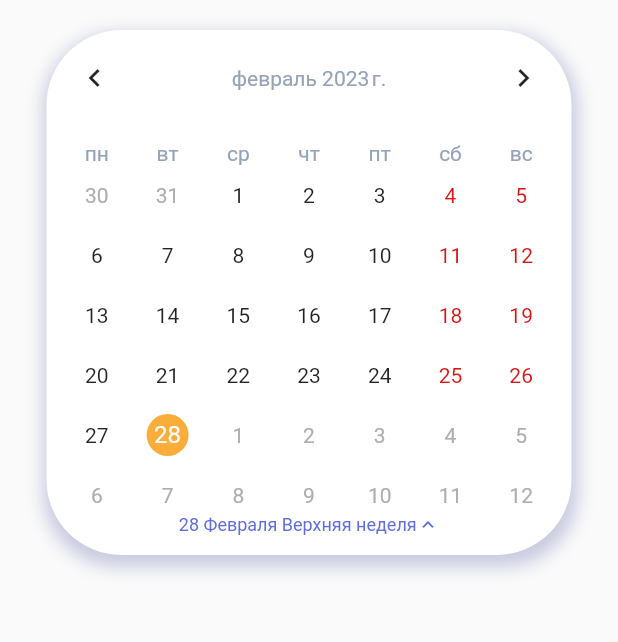
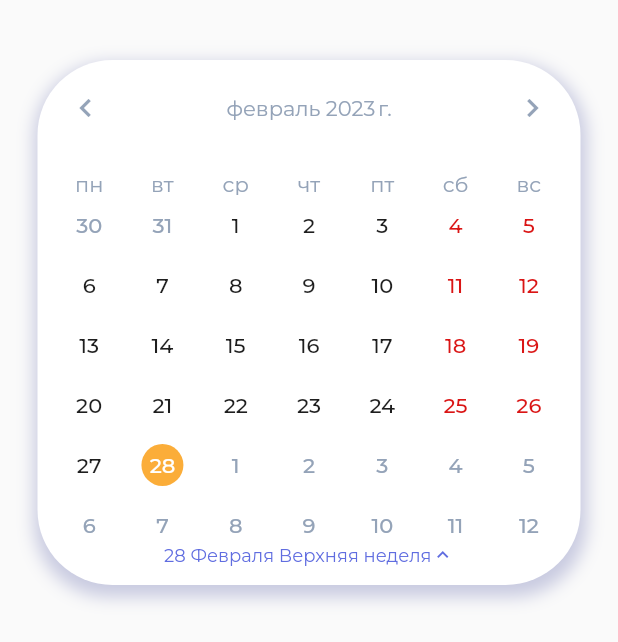
Before and after one commit to 0chuhh/scheddule_mobile, a Flutter app: the screen it shows after launch, after a tap on an icon or button, on a phone screen of 412 x 824 dp. Shown: the top 642 px of the screen. Run offline on Flutter 3.47's test engine with Material 2 defaults, Android fonts, the phone set to English and light mode, and no system bars; drawn by our look-alikes of table_calendar.

Commit message:
fix(Calendar) исправлена анимация разворачивания; Добавлены шрифты

```diff
--- a/lib/main.dart
+++ b/lib/main.dart
@@ -11,8 +11,9 @@ class MainApp extends StatelessWidget {
 
   @override
   Widget build(BuildContext context) {
-    return const MaterialApp(
-      home: Scaffold(
+    return MaterialApp(
+      theme: ThemeData(fontFamily: 'Montserrat'),
+      home: const Scaffold(
         body: Center(
           child: CollapsibleCalendar(),
         ),
--- a/lib/widgets/collapsible-calendar/base-calendar.dart
+++ b/lib/widgets/collapsible-calendar/base-calendar.dart
@@ -26,15 +26,18 @@ class BaseCalendar extends StatelessWidget {
         startingDayOfWeek: StartingDayOfWeek.monday,
         availableCalendarFormats: const {
           CalendarFormat.month: 'month',
-          CalendarFormat.week: 'week'
+          CalendarFormat.week: 'week',
+          CalendarFormat.twoWeeks: 'twoWeeks'
         },
         headerStyle: const HeaderStyle(
+            leftChevronIcon: Icon(Icons.keyboard_arrow_left, color: Color.fromRGBO(148, 163, 184, 1)),
+            rightChevronIcon: Icon(Icons.keyboard_arrow_right, color: Color.fromRGBO(148, 163, 184, 1)),
             formatButtonVisible: false,
             titleCentered: true,
             titleTextStyle: TextStyle(color: Color.fromRGBO(148, 163, 184, 1))),
         formatAnimationCurve: Curves.ease,
         formatAnimationDuration:
-            Duration(milliseconds: format == CalendarFormat.month ? 400 : 200),
+           const Duration(milliseconds:200),
         headerVisible: headerVisible,
         focusedDay: selectedDay,
         rowHeight: 40,
@@ -43,11 +46,15 @@ class BaseCalendar extends StatelessWidget {
             weekdayStyle: TextStyle(color: Color.fromRGBO(148, 163, 184, 1)),
             weekendStyle: TextStyle(color: Color.fromRGBO(148, 163, 184, 1))),
         calendarStyle: CalendarStyle(
+            defaultTextStyle: const TextStyle(color: Color.fromRGBO(30, 30, 30, 1), fontWeight: FontWeight.w500),
             tablePadding: const EdgeInsets.all(10),
+            outsideTextStyle: const TextStyle(color: Color.fromRGBO(148, 163, 184, 1), fontWeight: FontWeight.w500),
+            disabledTextStyle: const TextStyle(color: Color.fromRGBO(148, 163, 184, 1), fontWeight: FontWeight.w500),
             weekendTextStyle:
-                const TextStyle(color: Color.fromRGBO(218, 21, 21, 1)),
+                const TextStyle(color: Color.fromRGBO(218, 21, 21, 1), fontWeight: FontWeight.w500),
             todayTextStyle:
                 const TextStyle(color: Color.fromRGBO(251, 173, 57, 1)),
+                selectedTextStyle: const TextStyle(color: Colors.white, fontWeight: FontWeight.w500),
             selectedDecoration: const BoxDecoration(
               shape: BoxShape.circle,
               color: Color.fromRGBO(251, 173, 57, 1),
--- a/lib/widgets/collapsible-calendar/calendar-animated-container.dart
+++ b/lib/widgets/collapsible-calendar/calendar-animated-container.dart
@@ -3,10 +3,10 @@ import 'package:table_calendar/table_calendar.dart';
 
 class CalendarAnimatedContainer extends StatelessWidget {
   const CalendarAnimatedContainer(
-      {required this.format, required this.child, super.key});
+      {required this.format, required this.children, super.key});
 
   final CalendarFormat format;
-  final Widget child;
+  final List<Widget> children;
 
   @override
   Widget build(BuildContext context) {
@@ -27,23 +27,11 @@ class CalendarAnimatedContainer extends StatelessWidget {
             color: Colors.white,
             borderRadius: BorderRadius.all(Radius.circular(50))),
         height: format == CalendarFormat.week ? 80 : 350,
-        margin: const EdgeInsets.only(top: 20),
-        child: child
-
-        // SingleChildScrollView(
-        //     child: Column(
-        //   children: <Widget>[
-        //     SingleChildScrollView(
-        //         child: Expanded(
-        //             flex: 0,
-        //             child: SizedBox(
-        //               child: MyCalendar(changeFormat, _selectedDay,
-        //                   changeDay, _format, _headerVisible),
-        //             ))),
-        //     ExpandCalendarButton(changeFormat, _format, _monthName,
-        //         _selectedDay, _week)
-        //   ],
-        // ))
-        );
+        margin: const EdgeInsets.only(top: 40),
+        child: SingleChildScrollView(
+            child: Stack(
+                clipBehavior: Clip.none,
+                alignment: Alignment.bottomCenter,
+                children: children)));
   }
 }
--- a/lib/widgets/collapsible-calendar/collapsible-calendar.dart
+++ b/lib/widgets/collapsible-calendar/collapsible-calendar.dart
@@ -6,8 +6,23 @@ import 'package:schedule_mobile/widgets/collapsible-calendar/calendar-collapse-b
 import 'package:schedule_mobile/widgets/week.dart';
 import 'package:table_calendar/table_calendar.dart';
 
+/// `OnDayChanged` - функция, которая выполнится после смены текущего дня на другой.
+typedef OnDayChanged = void Function(DateTime selectedDay);
+
+/// `OnFormatChanged` - функция, которая вызовется после смены формата календаря.
+typedef OnFormatChanged = void Function(CalendarFormat format);
+
 class CollapsibleCalendar extends StatefulWidget {
-  const CollapsibleCalendar({this.align = Alignment.topCenter, super.key});
+  const CollapsibleCalendar(
+      {this.align = Alignment.topCenter,
+      this.onDayChanged,
+      this.onFormatChanged,
+      super.key});
+
+  final OnDayChanged? onDayChanged;
+
+  final OnFormatChanged? onFormatChanged;
+
   final Alignment align;
 
   @override
@@ -44,6 +59,8 @@ class _CollapsibleCalendarState extends State<CollapsibleCalendar> {
         textStyle: _weekStyle,
       );
     });
+
+    widget.onDayChanged?.call(day);
   }
 
   void changeFormat() {
@@ -53,13 +70,13 @@ class _CollapsibleCalendarState extends State<CollapsibleCalendar> {
         _headerVisible = false;
       } else {
         _format = CalendarFormat.month;
-        var future = Future.delayed(const Duration(milliseconds: 100), () {
         setState(() {
           _headerVisible = true;
         });
-        });
       }
     });
+
+    widget.onFormatChanged?.call(_format);
   }
 
   @override
@@ -70,13 +87,10 @@ class _CollapsibleCalendarState extends State<CollapsibleCalendar> {
           clipBehavior: Clip.none,
           children: <Widget>[
             SizedBox(
-              width: 350,
-              child: CalendarAnimatedContainer(
+              width: MediaQuery.of(context).size.width - 50,
+              child:
+                  CalendarAnimatedContainer(
                     format: _format,
-                child: SingleChildScrollView(
-                    child: Stack(
-                  clipBehavior: Clip.none,
-                  alignment: Alignment.bottomCenter,
                     children: <Widget>[
                       BaseCalendar(changeFormat, _selectedDay, changeDay, _format,
                           _headerVisible),
@@ -89,9 +103,7 @@ class _CollapsibleCalendarState extends State<CollapsibleCalendar> {
                             week: _week,
                             format: _format,
                           ))
-                  ],
-                )),
-              ),
+              ]),
             ),
           ],
         ));
```
Also changed, not shown: pubspec.yaml (+15 -0 lines), fonts/Montserrat-Bold.ttf (added), fonts/Montserrat-Light.ttf (added), fonts/Montserrat-Medium.ttf (added), fonts/Montserrat-Regular.ttf (added), fonts/Montserrat-SemiBold.ttf (added), pubspec.lock. Lines whose indentation alone changed are shown as unchanged.
